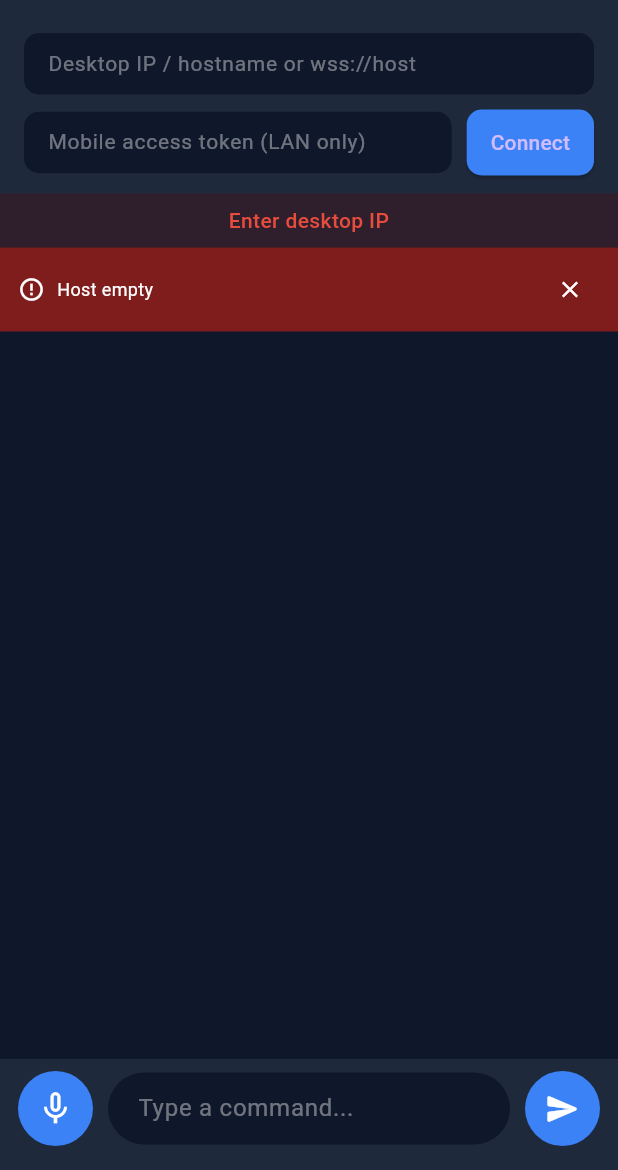
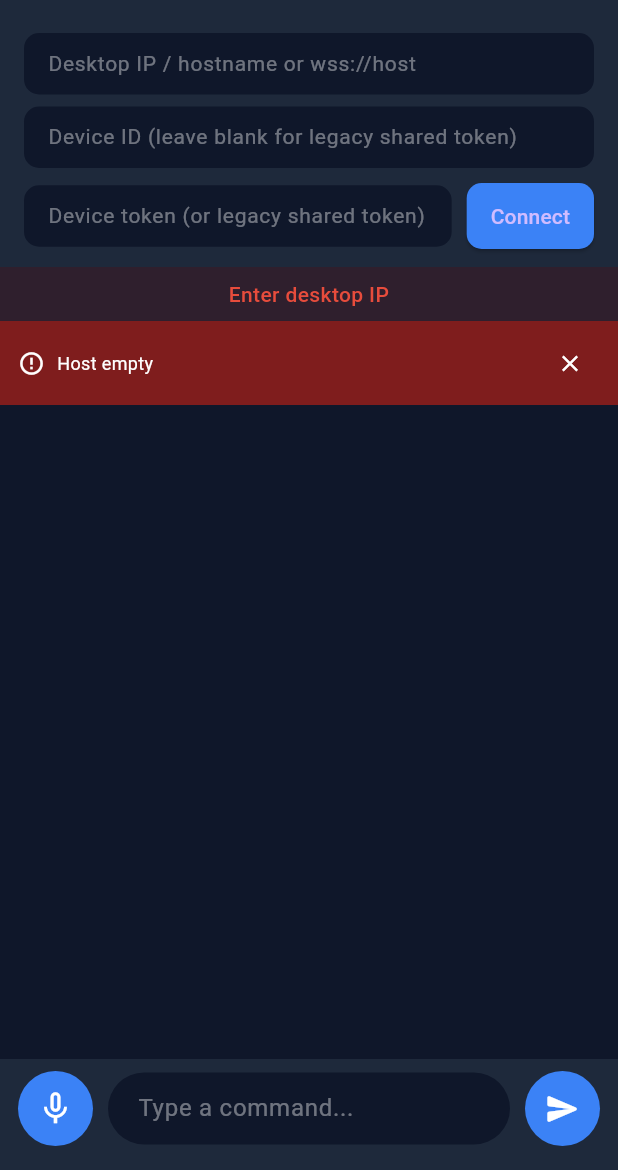
Before and after one commit to syedfahadiqbal7/VOICEASSISTANT, a Flutter app: the screen it shows after launch, after a tap on "Connect", on a phone screen of 412 x 824 dp, the part 66-1236 px from its top. Run offline on Flutter 3.47's test engine with Material 3 defaults, Android fonts, the phone set to English and light mode, and no system bars; our stand-ins replace flutter_secure_storage, permission_handler, speech_to_text.

Commit message:
Add device ID entry to Flutter connection settings

```diff
--- a/voice_assistant_mobile/lib/screens/home_screen.dart
+++ b/voice_assistant_mobile/lib/screens/home_screen.dart
@@ -16,6 +16,7 @@ class _HomeScreenState extends State<HomeScreen> {
   final TextEditingController _textController = TextEditingController();
   final TextEditingController _hostController = TextEditingController();
   final TextEditingController _tokenController = TextEditingController();
+  final TextEditingController _deviceIdController = TextEditingController();
   final SpeechService _speech = SpeechService();
   final ScrollController _scrollController = ScrollController();
 
@@ -34,6 +35,7 @@ class _HomeScreenState extends State<HomeScreen> {
     if (!mounted || saved == null) return;
     _hostController.text = saved["host"] ?? "";
     _tokenController.text = saved["token"] ?? "";
+    _deviceIdController.text = saved["device_id"] ?? "";
     if (saved["auto_connect"] == "true" && _hostController.text.isNotEmpty) {
       await _connectToDesktop(ws);
     }
@@ -76,7 +78,11 @@ class _HomeScreenState extends State<HomeScreen> {
       );
       if (!mounted || confirmed != true) return;
     }
-    ws.connect(host, token: _tokenController.text.trim());
+    ws.connect(
+      host,
+      token: _tokenController.text.trim(),
+      deviceId: _deviceIdController.text.trim(),
+    );
   }
 
   void _scrollToBottom() {
@@ -135,6 +141,7 @@ class _HomeScreenState extends State<HomeScreen> {
                 if (!mounted) return;
                 _hostController.clear();
                 _tokenController.clear();
+                _deviceIdController.clear();
               },
             ),
           // Connection status indicator
@@ -201,6 +208,26 @@ class _HomeScreenState extends State<HomeScreen> {
                   ),
                 ),
                 const SizedBox(height: 8),
+                TextField(
+                  controller: _deviceIdController,
+                  autocorrect: false,
+                  enableSuggestions: false,
+                  textInputAction: TextInputAction.next,
+                  style: const TextStyle(color: Colors.white, fontSize: 14),
+                  decoration: InputDecoration(
+                    hintText: "Device ID (leave blank for legacy shared token)",
+                    hintStyle: TextStyle(color: Colors.white.withOpacity(0.4)),
+                    isDense: true,
+                    contentPadding: const EdgeInsets.symmetric(horizontal: 12, vertical: 10),
+                    filled: true,
+                    fillColor: const Color(0xFF0F172A),
+                    border: OutlineInputBorder(
+                      borderRadius: BorderRadius.circular(10),
+                      borderSide: BorderSide.none,
+                    ),
+                  ),
+                ),
+                const SizedBox(height: 8),
                 Row(
                   children: [
                     Expanded(
@@ -212,7 +239,7 @@ class _HomeScreenState extends State<HomeScreen> {
                         textInputAction: TextInputAction.done,
                         style: const TextStyle(color: Colors.white, fontSize: 14),
                         decoration: InputDecoration(
-                          hintText: "Mobile access token (LAN only)",
+                          hintText: "Device token (or legacy shared token)",
                           hintStyle: TextStyle(color: Colors.white.withOpacity(0.4)),
                           isDense: true,
                           contentPadding: const EdgeInsets.symmetric(horizontal: 12, vertical: 10),
@@ -660,6 +687,7 @@ class _HomeScreenState extends State<HomeScreen> {
     _textController.dispose();
     _hostController.dispose();
     _tokenController.dispose();
+    _deviceIdController.dispose();
     _scrollController.dispose();
     unawaited(_speech.stopListening());
     super.dispose();
```
